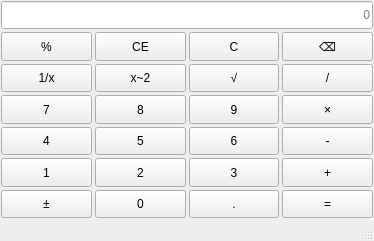
Above: lab1/mainwindow.ui from SandraChen888/Sandra_QTCourse before the change. Below: the same form after it.
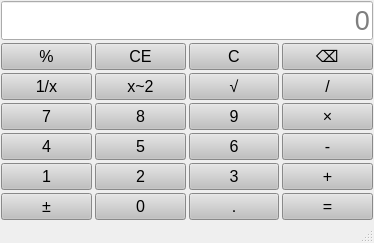
That is the form after the change.

What changed in the file:
```diff
--- a/lab1/mainwindow.ui
+++ b/lab1/mainwindow.ui
@@ -13,6 +13,28 @@
   <property name="windowTitle">
    <string>MainWindow</string>
   </property>
+  <property name="styleSheet">
+   <string notr="true">QPushButton{
+background-color: rgb(192,192,192);
+font-size:12pt;
+}
+
+QPushButton::hover{
+background-color: rgba(50,50,50,100);
+color:black
+}
+
+QPushButton::pressed
+{
+background-color: white;
+color:black
+}
+
+QLineEdit
+{
+font-size:20pt;
+}</string>
+  </property>
   <widget class="QWidget" name="centralwidget">
    <layout class="QVBoxLayout" name="verticalLayout">
     <property name="spacing">
@@ -274,6 +296,9 @@
           <verstretch>0</verstretch>
          </sizepolicy>
         </property>
+        <property name="styleSheet">
+         <string notr="true"/>
+        </property>
         <property name="text">
          <string>%</string>
         </property>
```
Left out of the diff: 268 changed lines with no effect on the pictures.
